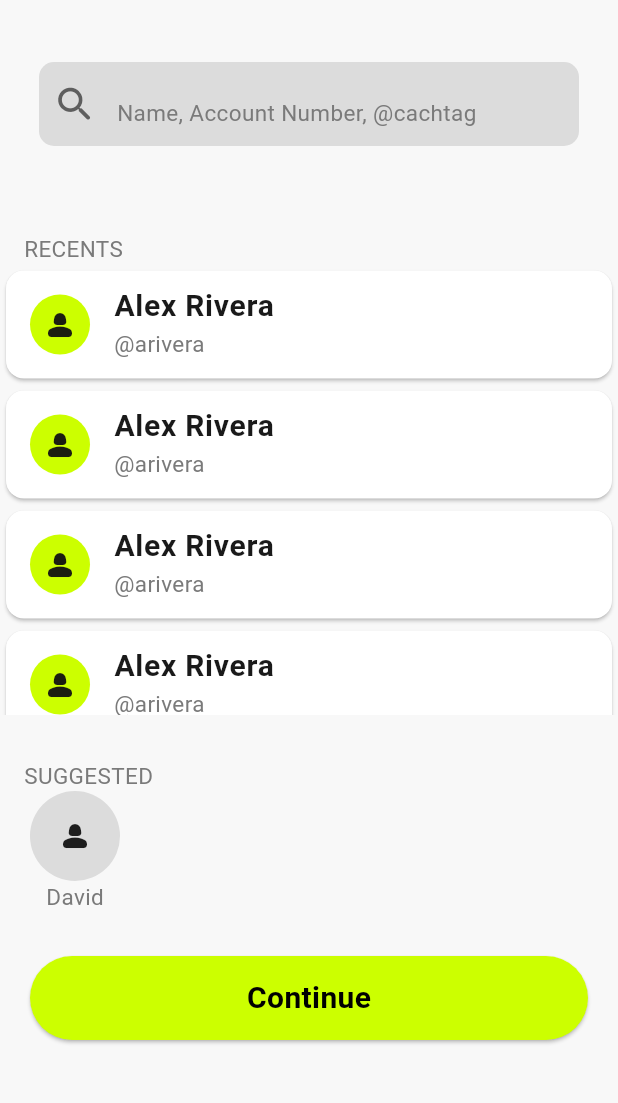
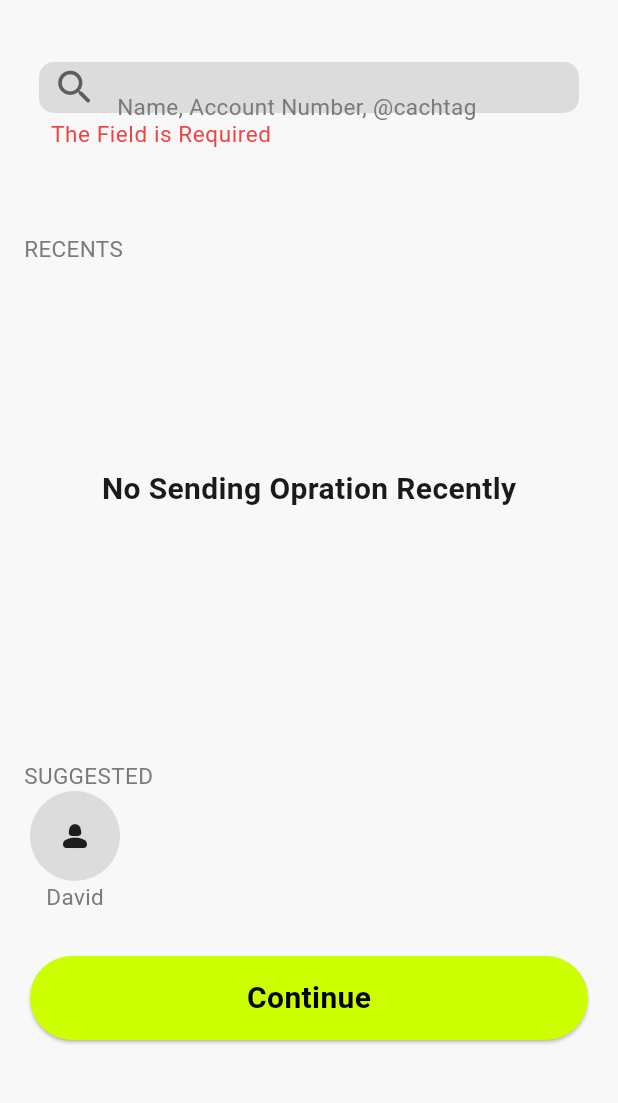
Before and after one commit to ENG2Osama/financial_app, a Flutter app: the screen it shows after launch, after a tap on "Continue", on a phone screen of 412 x 824 dp, the part 61-1164 px from its top. Run offline on Flutter 3.47's test engine with Material 3 defaults, Android fonts, the phone set to English and light mode, and no system bars; missing offline and left inert: dart:ffi.

Commit message:
add constraint on text failds and add snakbar to warring

```diff
--- a/lib/core/widgets/textFieldCustomer.dart
+++ b/lib/core/widgets/textFieldCustomer.dart
@@ -1,35 +1,40 @@
 import 'package:financial_app/core/constants/appColors.dart';
 import 'package:financial_app/core/constants/appSizes.dart';
 import 'package:financial_app/core/theme/light/textThemeLight.dart';
-import 'package:financial_app/feature/Send_mony/viewModel/sendMoneyProvider.dart';
 import 'package:flutter/material.dart';
-import 'package:provider/provider.dart';
 
 class Textfieldcustomer extends StatelessWidget {
   final String? text;
   final bool isNumberKeyboard;
   final bool isSearch;
   final TextEditingController controller;
-  Textfieldcustomer({
+  final GlobalKey<FormState> formKey;
+  const Textfieldcustomer({
     super.key,
     required this.text,
     required this.isNumberKeyboard,
     required this.isSearch,
     required this.controller,
+    required this.formKey,
   });
 
-
-  String? get controllerText => controller.text;
+  // String? get controllerText => controller.text;
   @override
   Widget build(BuildContext context) {
-    String coo = controller.text;
     return Container(
       // color: Colors.amber,
       height: 90,
       padding: EdgeInsets.all(Appsizes.padding),
       margin: EdgeInsets.symmetric(horizontal: 10, vertical: 10),
-      child:  TextField(
-
+      child: Form(
+        key: formKey,
+        child: TextFormField(
+          validator: (value) {
+            if (value == null || value.trim().isEmpty) {
+              return " The Field is Required";
+            }
+            return null;
+          },
           controller: controller,
           keyboardType: isNumberKeyboard
               ? TextInputType.number
@@ -63,9 +68,8 @@ class Textfieldcustomer extends StatelessWidget {
             ),
             prefixIconColor: appcolors.border,
           ),
-          )
-
-
+        ),
+      ),
     );
   }
 }
--- a/lib/feature/Send_mony/view/choicePersonView.dart
+++ b/lib/feature/Send_mony/view/choicePersonView.dart
@@ -5,6 +5,8 @@ import 'package:financial_app/core/constants/appSizes.dart';
 import 'package:financial_app/core/theme/light/textThemeLight.dart';
 import 'package:financial_app/core/widgets/ButtomPrimary.dart';
 import 'package:financial_app/core/widgets/textFieldCustomer.dart';
+import 'package:financial_app/feature/Send_mony/model/sendModel.dart';
+import 'package:financial_app/feature/Send_mony/model/sendMoneyRepo.dart';
 import 'package:financial_app/feature/Send_mony/viewModel/sendMoneyProvider.dart';
 import 'package:financial_app/feature/Send_mony/widgets/recentsCards.dart';
 import 'package:financial_app/route/namePages.dart';
@@ -12,8 +14,11 @@ import 'package:flutter/material.dart';
 import 'package:provider/provider.dart';
 
 class Choicepersonview extends StatelessWidget {
+
   Choicepersonview({super.key});
   TextEditingController nameController = TextEditingController();
+  GlobalKey<FormState> formKey = GlobalKey<FormState>();
+  String? name;
   @override
   Widget build(BuildContext context) {
     return Scaffold(
@@ -38,6 +43,7 @@ class Choicepersonview extends StatelessWidget {
             isNumberKeyboard: false,
             isSearch: true,
             controller: nameController,
+            formKey: formKey,
           ),
           SizedBox(height: 30),
           Container(
@@ -46,20 +52,48 @@ class Choicepersonview extends StatelessWidget {
           ),
           SizedBox(
             height: 300,
-            child: ListView(
-              children: [
-                Recentscards(title: "Alex Rivera", suptitle: "@arivera"),
-                Recentscards(title: "Alex Rivera", suptitle: "@arivera"),
-                Recentscards(title: "Alex Rivera", suptitle: "@arivera"),
-                Recentscards(title: "Alex Rivera", suptitle: "@arivera"),
-                Recentscards(title: "Alex Rivera", suptitle: "@arivera"),
-                Recentscards(title: "Alex Rivera", suptitle: "@arivera"),
-                Recentscards(title: "Alex Rivera", suptitle: "@arivera"),
-                Recentscards(title: "Alex Rivera", suptitle: "@arivera"),
-                Recentscards(title: "Alex Rivera", suptitle: "@arivera"),
-                Recentscards(title: "Alex Rivera", suptitle: "@arivera"),
-              ],
+            child: Consumer<Sendmoneyprovider>(
+              builder: (context, pro, child) {
+                if (pro.length != 0) {
+                  return ListView.builder(
+                    itemCount: Sendmoneyrepo.sendingOperationList.length,
+                    itemBuilder: (BuildContext context, int index) {
+                      return Recentscards(
+                        title: Sendmoneyrepo
+                            .sendingOperationList[index]
+                            .reciverName,
+                        suptitle: "@arivera",
+                      );
+                    },
+                  );
+                } else {
+                  return SizedBox(
+                    height: 300,
+                    child: Center(
+                      child: Text(
+                        "No Sending Opration Recently",
+                        style: Textthemelight.textTheme.bodyMedium,
+                      ),
+                    ),
+                  );
+                }
+              },
             ),
+
+            // int i = 0;
+            // if (Sendmoneyrepo.sendingOperationList.length == 0) {
+            //   return SizedBox(
+            //     height: 300,
+            //     child: Center(
+            //       child: Text(
+            //         "No Sending Opration Recently",
+            //         style: Textthemelight.textTheme.bodyMedium,
+            //       ),
+            //     ),
+            //   );
+            // } else {
+
+            // },
           ),
 
           SizedBox(height: 30),
@@ -102,8 +136,9 @@ class Choicepersonview extends StatelessWidget {
                 child: buttomprimary(
                   txt: "Continue",
                   fun: () {
-                    if (nameController.text != "") {
-                      provider.choicPerson(nameController.text);
+                    if (formKey.currentState!.validate()) {
+                      SendModel sendModel = SendModel();
+                      provider.choicPerson(sendModel, nameController.text);
 
                       print(Sendmoneyprovider.sendModel.reciverName);
                       Navigator.pushNamed(
```
Also changed, not shown: lib/feature/Send_mony/view/determineTheAmountView.dart (+14 -2 lines), lib/feature/Send_mony/viewModel/sendMoneyProvider.dart (+16 -3 lines). Lines whose indentation alone changed are shown as unchanged.
